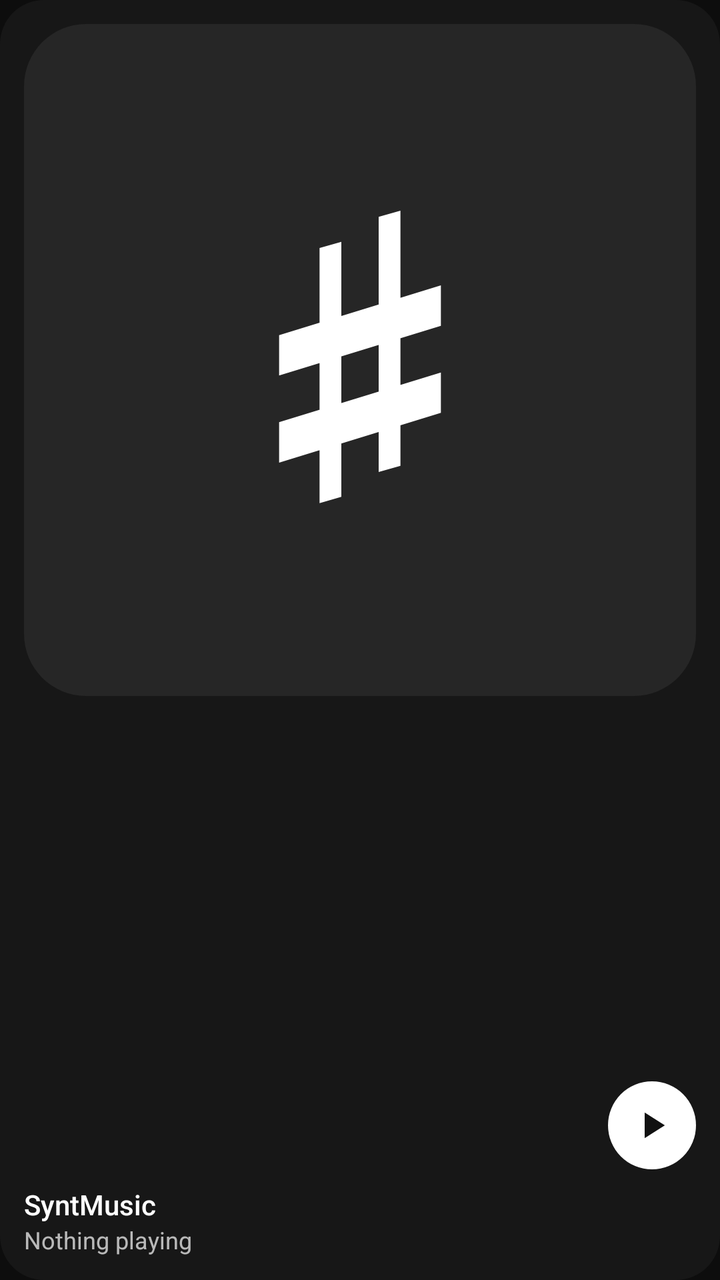
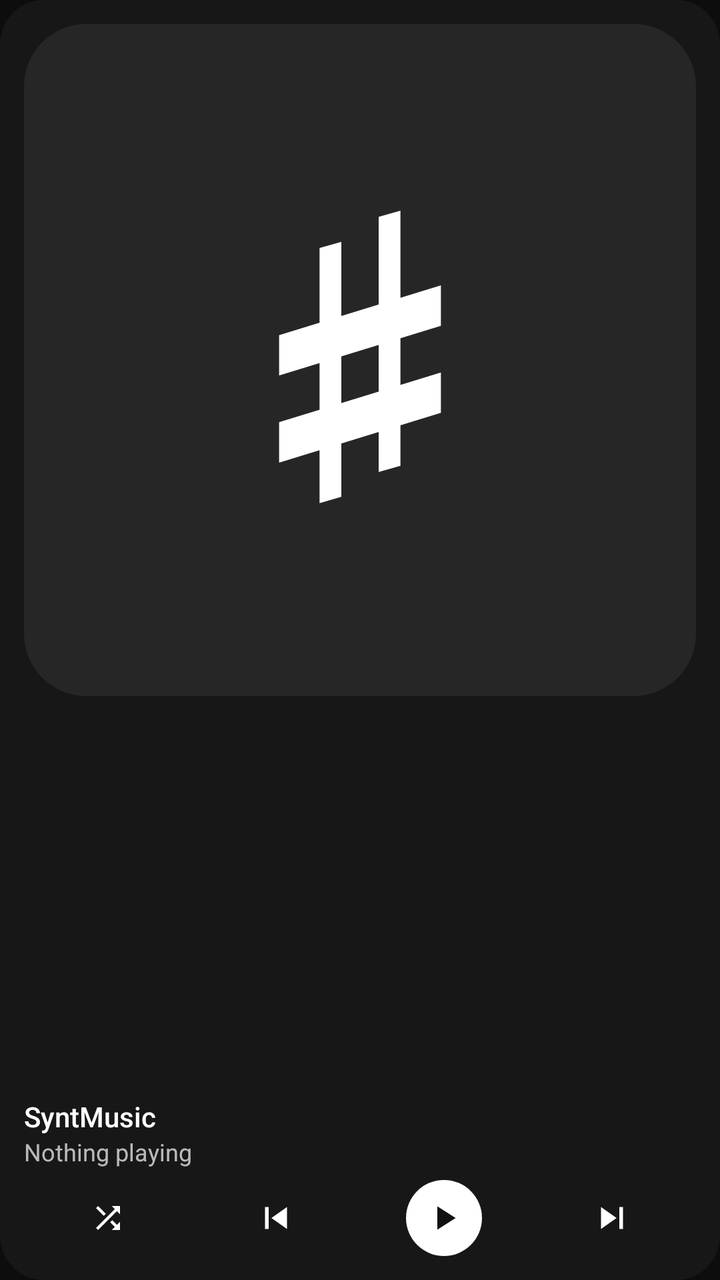

The first picture is an Android layout as it rendered before a commit; the second is the same layout after the commit. The layout source and the unified diff follow.
<!-- AndroidManifest.xml: application theme Theme.SyntMusic -->
<!-- res/layout/widget_small.xml -->
<?xml version="1.0" encoding="utf-8"?>
<FrameLayout xmlns:android="http://schemas.android.com/apk/res/android"
    android:id="@+id/widget_root"
    android:layout_width="match_parent"
    android:layout_height="match_parent">

    <ImageView
        android:id="@+id/widget_bg"
        android:layout_width="match_parent"
        android:layout_height="match_parent"
        android:importantForAccessibility="no"
        android:scaleType="fitXY"
        android:src="@drawable/widget_background"
        android:tint="#FF171717" />

    <LinearLayout
        android:layout_width="match_parent"
        android:layout_height="match_parent"
        android:orientation="vertical"
        android:padding="12dp">

        <FrameLayout
            android:layout_width="match_parent"
            android:layout_height="0dp"
            android:layout_weight="1">

            <ImageView
                android:id="@+id/widget_art"
                android:layout_width="match_parent"
                android:layout_height="match_parent"
                android:importantForAccessibility="no"
                android:scaleType="fitStart"
                android:src="@drawable/widget_art_placeholder" />

            <FrameLayout
                android:layout_width="44dp"
                android:layout_height="44dp"
                android:layout_gravity="bottom|end">

                <ImageView
                    android:id="@+id/widget_play_bg"
                    android:layout_width="match_parent"
                    android:layout_height="match_parent"
                    android:importantForAccessibility="no"
                    android:src="@drawable/widget_circle" />

                <ImageView
                    android:id="@+id/widget_play"
                    android:layout_width="match_parent"
                    android:layout_height="match_parent"
                    android:background="?android:attr/selectableItemBackgroundBorderless"
                    android:contentDescription="@string/widget_play"
                    android:padding="11dp"
                    android:src="@drawable/ic_play"
                    android:tint="#FF111111" />
            </FrameLayout>
        </FrameLayout>

        <TextView
            android:id="@+id/widget_title"
            style="@style/WidgetTitle"
            android:layout_marginTop="8dp"
            android:text="@string/app_name"
            android:textSize="14sp" />

        <TextView
            android:id="@+id/widget_artist"
            style="@style/WidgetSubtitle"
            android:text="@string/widget_idle"
            android:textSize="12sp" />
    </LinearLayout>
</FrameLayout>
<!-- resources referenced by this layout -->
<resources>
  <!-- drawable ic_play (drawable) -->
  <?xml version="1.0" encoding="utf-8"?>
  <vector xmlns:android="http://schemas.android.com/apk/res/android"
      android:width="24dp"
      android:height="24dp"
      android:viewportWidth="24"
      android:viewportHeight="24">
      <path
          android:fillColor="#FFFFFFFF"
          android:pathData="M8,5v14l11,-7z" />
  </vector>
  <!-- drawable widget_art_placeholder (drawable) -->
  <?xml version="1.0" encoding="utf-8"?>
  <layer-list xmlns:android="http://schemas.android.com/apk/res/android">
      <item>
          <shape android:shape="rectangle">
              <solid android:color="#FF262626" />
              <corners android:radius="10dp" />
          </shape>
      </item>
      <item android:drawable="@drawable/ic_launcher_foreground" />
  </layer-list>
  <!-- drawable widget_background (drawable) -->
  <?xml version="1.0" encoding="utf-8"?>
  <shape xmlns:android="http://schemas.android.com/apk/res/android" android:shape="rectangle">
      <solid android:color="#FFFFFFFF" />
      <corners android:radius="22dp" />
  </shape>
  <!-- drawable widget_circle (drawable) -->
  <?xml version="1.0" encoding="utf-8"?>
  <shape xmlns:android="http://schemas.android.com/apk/res/android" android:shape="oval">
      <solid android:color="#FFFFFFFF" />
  </shape>
  <string name="app_name">SyntMusic</string>
  <string name="widget_idle">Nothing playing</string>
  <string name="widget_play">Play</string>
  <style name="WidgetSubtitle">
          <item name="android:layout_width">match_parent</item>
          <item name="android:layout_height">wrap_content</item>
          <item name="android:singleLine">true</item>
          <item name="android:ellipsize">end</item>
          <item name="android:textColor">#B3FFFFFF</item>
          <item name="android:textSize">13sp</item>
      </style>
  <style name="Theme.SyntMusic" parent="android:Theme.Material.NoActionBar">
          <item name="android:windowBackground">#0D0D0D</item>
          <item name="android:statusBarColor">@android:color/transparent</item>
          <item name="android:navigationBarColor">@android:color/transparent</item>
      </style>
  <!-- unchanged entries left out for length: 2 -->
</resources>

<!-- the commit's change to res/layout/widget_small.xml (unified diff, before → after) -->
@@ -19,54 +19,98 @@
         android:orientation="vertical"
         android:padding="12dp">
 
-        <FrameLayout
+        <ImageView
+            android:id="@+id/widget_art"
             android:layout_width="match_parent"
             android:layout_height="0dp"
-            android:layout_weight="1">
+            android:layout_weight="1"
+            android:importantForAccessibility="no"
+            android:scaleType="fitStart"
+            android:src="@drawable/widget_art_placeholder" />
+
+        <LinearLayout
+            android:layout_width="match_parent"
+            android:layout_height="wrap_content"
+            android:layout_marginTop="8dp"
+            android:orientation="vertical">
+
+            <TextView
+                android:id="@+id/widget_title"
+                style="@style/WidgetTitle"
+                android:text="@string/app_name"
+                android:textSize="14sp" />
+
+            <TextView
+                android:id="@+id/widget_artist"
+                style="@style/WidgetSubtitle"
+                android:text="@string/widget_idle"
+                android:textSize="12sp" />
+        </LinearLayout>
+
+        <LinearLayout
+            android:layout_width="match_parent"
+            android:layout_height="wrap_content"
+            android:layout_marginTop="6dp"
+            android:gravity="center_vertical"
+            android:orientation="horizontal">
+
+        <ImageView
+            android:id="@+id/widget_shuffle"
+            style="@style/WidgetButton"
+            android:layout_width="0dp"
+            android:layout_weight="1"
+            android:layout_height="32dp"
+            android:padding="7dp"
+            android:scaleType="fitCenter"
+            android:contentDescription="@string/widget_shuffle"
+            android:src="@drawable/ic_shuffle" />
+
+        <ImageView
+            android:id="@+id/widget_prev"
+            style="@style/WidgetButton"
+            android:layout_width="0dp"
+            android:layout_weight="1"
+            android:layout_height="34dp"
+            android:padding="6dp"
+            android:scaleType="fitCenter"
+            android:contentDescription="@string/widget_previous"
+            android:src="@drawable/ic_skip_previous" />
+
+        <FrameLayout
+            android:layout_width="0dp"
+            android:layout_weight="1"
+            android:layout_height="38dp">
 
             <ImageView
-                android:id="@+id/widget_art"
-                android:layout_width="match_parent"
-                android:layout_height="match_parent"
+                android:id="@+id/widget_play_bg"
+                android:layout_width="38dp"
+                android:layout_height="38dp"
+                android:layout_gravity="center"
                 android:importantForAccessibility="no"
-                android:scaleType="fitStart"
-                android:src="@drawable/widget_art_placeholder" />
+                android:src="@drawable/widget_circle" />
 
-            <FrameLayout
-                android:layout_width="44dp"
-                android:layout_height="44dp"
-                android:layout_gravity="bottom|end">
-
-                <ImageView
-                    android:id="@+id/widget_play_bg"
-                    android:layout_width="match_parent"
-                    android:layout_height="match_parent"
-                    android:importantForAccessibility="no"
-                    android:src="@drawable/widget_circle" />
-
-                <ImageView
-                    android:id="@+id/widget_play"
-                    android:layout_width="match_parent"
-                    android:layout_height="match_parent"
-                    android:background="?android:attr/selectableItemBackgroundBorderless"
-                    android:contentDescription="@string/widget_play"
-                    android:padding="11dp"
-                    android:src="@drawable/ic_play"
-                    android:tint="#FF111111" />
-            </FrameLayout>
+            <ImageView
+                android:id="@+id/widget_play"
+                android:layout_width="38dp"
+                android:layout_height="38dp"
+                android:layout_gravity="center"
+                android:background="?android:attr/selectableItemBackgroundBorderless"
+                android:contentDescription="@string/widget_play"
+                android:padding="9dp"
+                android:src="@drawable/ic_play"
+                android:tint="#FF111111" />
         </FrameLayout>
 
-        <TextView
-            android:id="@+id/widget_title"
-            style="@style/WidgetTitle"
-            android:layout_marginTop="8dp"
-            android:text="@string/app_name"
-            android:textSize="14sp" />
-
-        <TextView
-            android:id="@+id/widget_artist"
-            style="@style/WidgetSubtitle"
-            android:text="@string/widget_idle"
-            android:textSize="12sp" />
+        <ImageView
+            android:id="@+id/widget_next"
+            style="@style/WidgetButton"
+            android:layout_width="0dp"
+            android:layout_weight="1"
+            android:layout_height="34dp"
+            android:padding="6dp"
+            android:scaleType="fitCenter"
+            android:contentDescription="@string/widget_next"
+            android:src="@drawable/ic_skip_next" />
+        </LinearLayout>
     </LinearLayout>
 </FrameLayout>
<!-- resource entries referenced after the edit -->
@@ -10,6 +10,39 @@
       <path
           android:fillColor="#FFFFFFFF"
           android:pathData="M8,5v14l11,-7z" />
+  </vector>
+  <!-- drawable ic_shuffle (drawable) -->
+  <?xml version="1.0" encoding="utf-8"?>
+  <vector xmlns:android="http://schemas.android.com/apk/res/android"
+      android:width="24dp"
+      android:height="24dp"
+      android:viewportWidth="24"
+      android:viewportHeight="24">
+      <path
+          android:fillColor="#FFFFFFFF"
+          android:pathData="M10.59,9.17L5.41,4L4,5.41l5.17,5.17l1.42,-1.41zM14.5,4l2.04,2.04L4,18.59L5.41,20L17.96,7.46L20,9.5V4h-5.5zM14.83,13.41l-1.41,1.41l3.13,3.13L14.5,20H20v-5.5l-2.04,2.04l-3.13,-3.13z" />
+  </vector>
+  <!-- drawable ic_skip_next (drawable) -->
+  <?xml version="1.0" encoding="utf-8"?>
+  <vector xmlns:android="http://schemas.android.com/apk/res/android"
+      android:width="24dp"
+      android:height="24dp"
+      android:viewportWidth="24"
+      android:viewportHeight="24">
+      <path
+          android:fillColor="#FFFFFFFF"
+          android:pathData="M6,18l8.5,-6L6,6v12zM16,6v12h2V6h-2z" />
+  </vector>
+  <!-- drawable ic_skip_previous (drawable) -->
+  <?xml version="1.0" encoding="utf-8"?>
+  <vector xmlns:android="http://schemas.android.com/apk/res/android"
+      android:width="24dp"
+      android:height="24dp"
+      android:viewportWidth="24"
+      android:viewportHeight="24">
+      <path
+          android:fillColor="#FFFFFFFF"
+          android:pathData="M6,6h2v12H6zM9.5,12l8.5,6V6z" />
   </vector>
   <!-- drawable widget_art_placeholder (drawable) -->
   <?xml version="1.0" encoding="utf-8"?>
@@ -35,7 +68,17 @@
   </shape>
   <string name="app_name">SyntMusic</string>
   <string name="widget_idle">Nothing playing</string>
+  <string name="widget_next">Next</string>
   <string name="widget_play">Play</string>
+  <string name="widget_previous">Previous</string>
+  <string name="widget_shuffle">Shuffle</string>
+  <style name="WidgetButton">
+          <item name="android:layout_width">42dp</item>
+          <item name="android:layout_height">42dp</item>
+          <item name="android:padding">9dp</item>
+          <item name="android:scaleType">fitCenter</item>
+          <item name="android:background">?android:attr/selectableItemBackgroundBorderless</item>
+      </style>
   <style name="WidgetSubtitle">
           <item name="android:layout_width">match_parent</item>
           <item name="android:layout_height">wrap_content</item>
